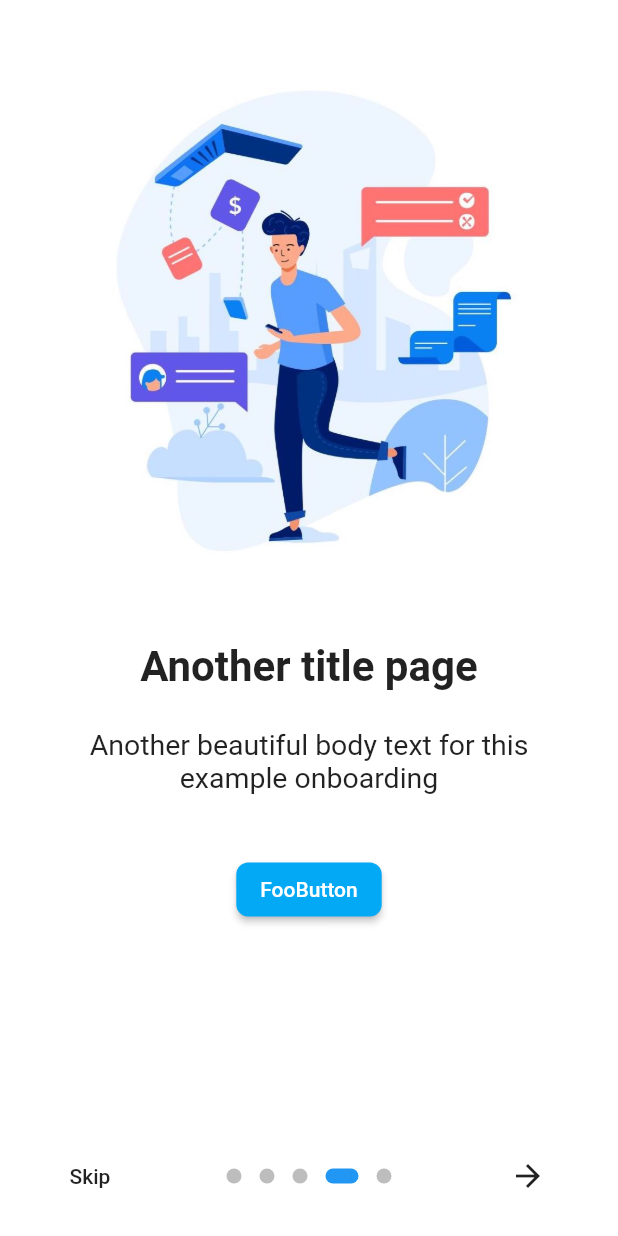
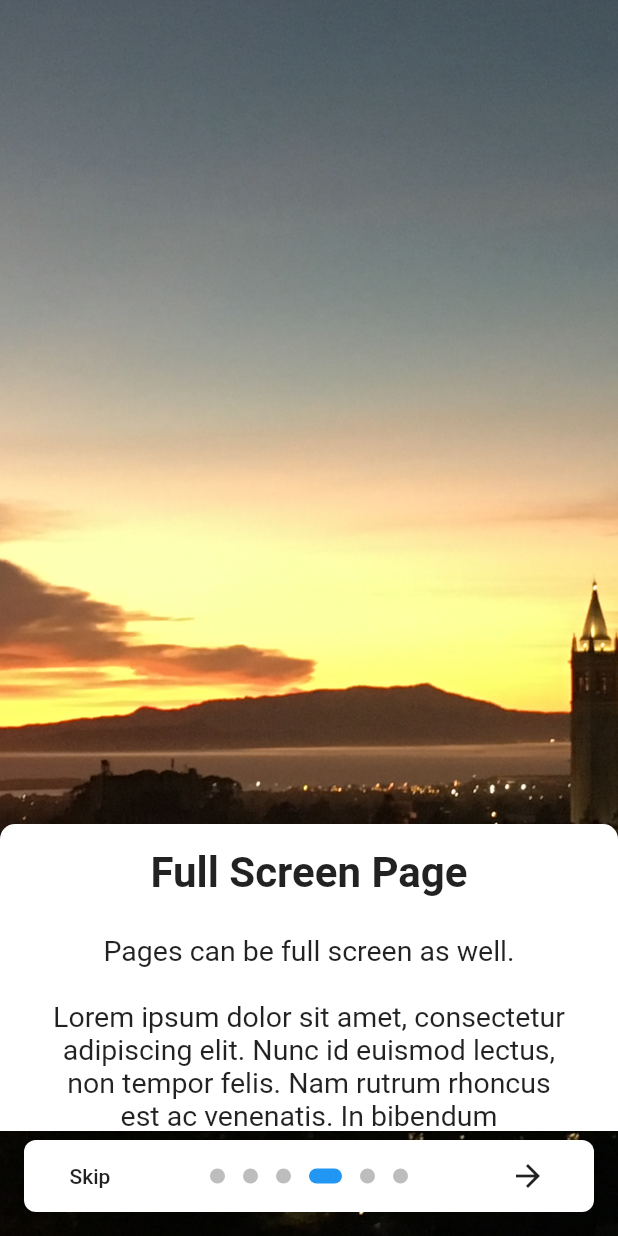
Before and after one commit to Pyozer/introduction_screen, a Flutter app: the screen it shows after launch, swiped to page 4, on a phone screen of 412 x 824 dp. Run offline on Flutter 3.47's test engine with Material 2 defaults, Android fonts, the phone set to English and light mode, and no system bars; drawn by our look-alikes of dots_indicator.

Commit message:
add support for fullscreen images

```diff
--- a/example/lib/main.dart
+++ b/example/lib/main.dart
@@ -34,22 +34,47 @@ class _OnBoardingPageState extends State<OnBoardingPage> {
     );
   }
 
-  Widget _buildImage(String assetName) {
-    return Align(
-      child: Image.asset('assets/$assetName.jpg', width: 350.0),
-      alignment: Alignment.bottomCenter,
-    );
+  Widget _buildImage(String assetName, {bool fullScreen = false}) {
+    if (fullScreen) {
+      return Align(
+        child: Image.asset(
+          'assets/$assetName.jpg',
+          fit: BoxFit.cover,
+          height: double.infinity,
+          width: double.infinity,
+          alignment: Alignment.center,
+        ),
+        alignment: Alignment.bottomCenter,
+      );
+    } else {
+      return Align(
+        child: Image.asset('assets/$assetName.jpg', width: 350.0),
+        alignment: Alignment.bottomCenter,
+      );
+    }
   }
 
   @override
   Widget build(BuildContext context) {
     const bodyStyle = TextStyle(fontSize: 19.0);
+
     const pageDecoration = const PageDecoration(
       titleTextStyle: TextStyle(fontSize: 28.0, fontWeight: FontWeight.w700),
       bodyTextStyle: bodyStyle,
       descriptionPadding: EdgeInsets.fromLTRB(16.0, 0.0, 16.0, 16.0),
       pageColor: Colors.white,
       imagePadding: EdgeInsets.zero,
+    );
+
+    const fullScreenPageDecoration = const PageDecoration(
+      titleTextStyle: TextStyle(fontSize: 28.0, fontWeight: FontWeight.w700),
+      bodyTextStyle: bodyStyle,
+      descriptionPadding: EdgeInsets.fromLTRB(16.0, 0.0, 16.0, 16.0),
+      pageColor: Colors.white,
+      imagePadding: EdgeInsets.zero,
+      fullScreen: true,
+      bodyFlex: 1,
+      imageFlex: 2,
     );
 
     return IntroductionScreen(
@@ -75,6 +100,14 @@ class _OnBoardingPageState extends State<OnBoardingPage> {
               "Kids and teens can track their stocks 24/7 and place trades that you approve.",
           image: _buildImage('img3'),
           decoration: pageDecoration,
+        ),
+        PageViewModel(
+          title: "Full Screen Page",
+          // cspell:disable
+          body: "Pages can be full screen as well.\n\nLorem ipsum dolor sit amet, consectetur adipiscing elit. Nunc id euismod lectus, non tempor felis. Nam rutrum rhoncus est ac venenatis. In bibendum pellentesque iaculis. Maecenas in molestie arcu. Aliquam non nisi orci. Sed posuere ante porttitor, lacinia risus a, laoreet arcu. Nullam nec sapien sed nisi sollicitudin elementum. Sed vitae imperdiet velit. Interdum et malesuada fames ac ante ipsum primis in faucibus. Phasellus in nisl turpis. Nulla in eros dolor. In blandit velit nec fermentum hendrerit.  Praesent at elit risus. Proin euismod suscipit elementum. Cras facilisis erat quam, ac egestas elit mattis in. Vivamus rutrum viverra interdum. Aliquam orci.",
+          // cspell:enable
+          image: _buildImage('fullscreen', fullScreen: true),
+          decoration: fullScreenPageDecoration,
         ),
         PageViewModel(
           title: "Another title page",
@@ -125,6 +158,12 @@ class _OnBoardingPageState extends State<OnBoardingPage> {
           borderRadius: BorderRadius.all(Radius.circular(25.0)),
         ),
       ),
+      dotsContainerDecorator: const ShapeDecoration(
+        color: Colors.white,
+        shape: RoundedRectangleBorder(
+          borderRadius: BorderRadius.all(Radius.circular(8.0)),
+        ),
+      ),
     );
   }
 }
--- a/lib/src/introduction_screen.dart
+++ b/lib/src/introduction_screen.dart
@@ -62,6 +62,10 @@ class IntroductionScreen extends StatefulWidget {
   /// Dots decorator to custom dots color, size and spacing
   final DotsDecorator dotsDecorator;
 
+  /// Decorator to customize the appearance of the progress dots container.
+  /// This is useful when the background image is full screen.
+  final Decoration dotsContainerDecorator;
+
   /// Animation duration in millisecondes
   ///
   /// @Default `350`
@@ -108,6 +112,7 @@ class IntroductionScreen extends StatefulWidget {
     this.freeze = false,
     this.globalBackgroundColor,
     this.dotsDecorator = const DotsDecorator(),
+    this.dotsContainerDecorator,
     this.animationDuration = 350,
     this.initialPage = 0,
     this.skipFlex = 1,
@@ -178,7 +183,9 @@ class IntroductionScreenState extends State<IntroductionScreen> {
   bool _onScroll(ScrollNotification notification) {
     final metrics = notification.metrics;
     if (metrics is PageMetrics) {
+      if (mounted) {
         setState(() => _currentPage = metrics.page);
+      }
     }
     return false;
   }
@@ -223,6 +230,8 @@ class IntroductionScreenState extends State<IntroductionScreen> {
             left: 16.0,
             right: 16.0,
             child: SafeArea(
+              child: Container(
+                decoration: widget.dotsContainerDecorator,
                 child: Row(
                   children: [
                     Expanded(
@@ -258,6 +267,7 @@ class IntroductionScreenState extends State<IntroductionScreen> {
                 ),
               ),
             ),
+          ),
         ],
       ),
     );
--- a/lib/src/model/page_decoration.dart
+++ b/lib/src/model/page_decoration.dart
@@ -48,6 +48,11 @@ class PageDecoration {
   /// @Default `EdgeInsets.symmetric(vertical: 24.0)`
   final EdgeInsets footerPadding;
 
+  /// Layout the page using the full screen with the image behind the text.
+  ///
+  /// @Default: `false`
+  final bool fullScreen;
+
   const PageDecoration({
     this.pageColor,
     this.titleTextStyle = const TextStyle(
@@ -66,6 +71,7 @@ class PageDecoration {
     this.titlePadding = const EdgeInsets.only(bottom: 24.0),
     this.descriptionPadding = EdgeInsets.zero,
     this.footerPadding = const EdgeInsets.symmetric(vertical: 24.0),
+    this.fullScreen = false,
   }) : assert(pageColor == null || boxDecoration == null,
             'Cannot provide both a Color and a BoxDecoration\n');
 }
--- a/lib/src/ui/intro_page.dart
+++ b/lib/src/ui/intro_page.dart
@@ -9,6 +9,56 @@ class IntroPage extends StatelessWidget {
 
   @override
   Widget build(BuildContext context) {
+    if (page.decoration.fullScreen) {
+      return _buildStack(context);
+    } else {
+      return _buildFlex(context);
+    }
+  }
+
+  Widget _buildStack(BuildContext context) {
+    return Container(
+      child: SafeArea(
+        top: false,
+        child: Stack(
+          fit: StackFit.loose,
+          alignment: Alignment.bottomCenter,
+          children: [
+            if (page.image != null) page.image,
+            Column(
+              mainAxisAlignment: MainAxisAlignment.end,
+              children: <Widget>[
+                Expanded(
+                  flex: page.decoration.imageFlex,
+                  child: Container(
+                    color: Colors.transparent,
+                  ),
+                ),
+                Expanded(
+                  flex: page.decoration.bodyFlex,
+                  child: Padding(
+                    padding: const EdgeInsets.only(bottom: 70.0),
+                    child: SingleChildScrollView(
+                      physics: const BouncingScrollPhysics(),
+                      child: Container(
+                        child: IntroContent(page: page),
+                        decoration: BoxDecoration(
+                          color: page.decoration.pageColor,
+                          borderRadius: BorderRadius.all(Radius.circular(10.0)),
+                        ),
+                      ),
+                    ),
+                  ),
+                ),
+              ],
+            ),
+          ],
+        ),
+      ),
+    );
+  }
+
+  Widget _buildFlex(BuildContext context) {
     return Container(
       color: page.decoration.pageColor,
       decoration: page.decoration.boxDecoration,
```
Also changed, not shown: example/assets/fullscreen.jpg (added), 1 other file. Lines whose indentation alone changed are shown as unchanged.
